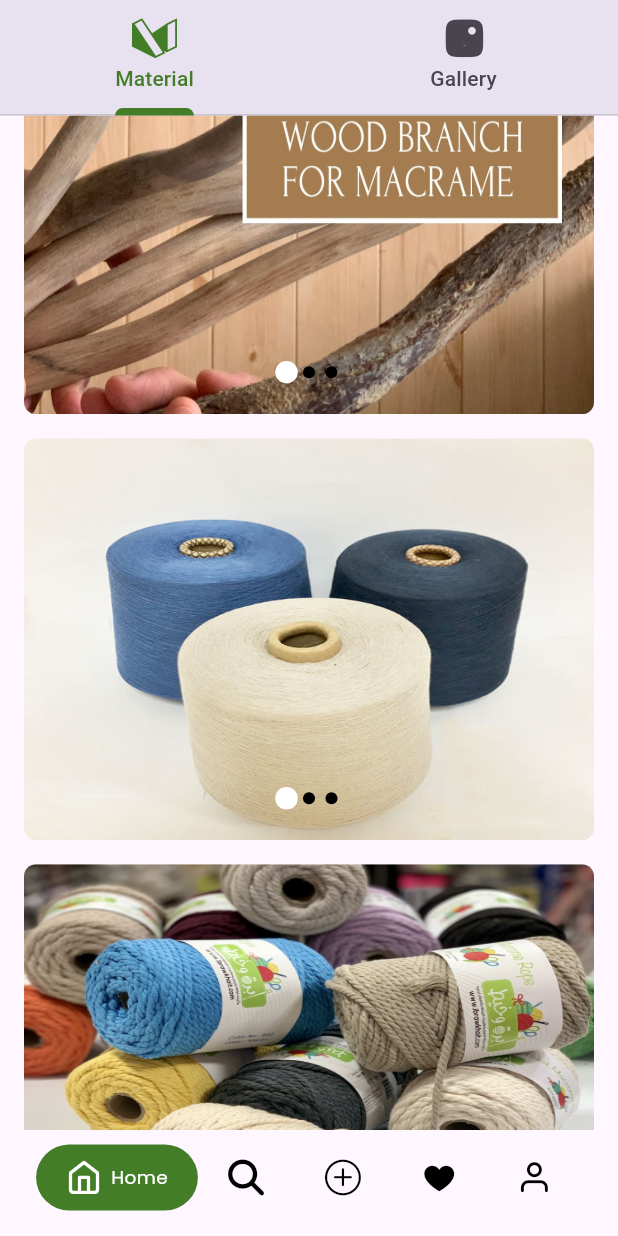
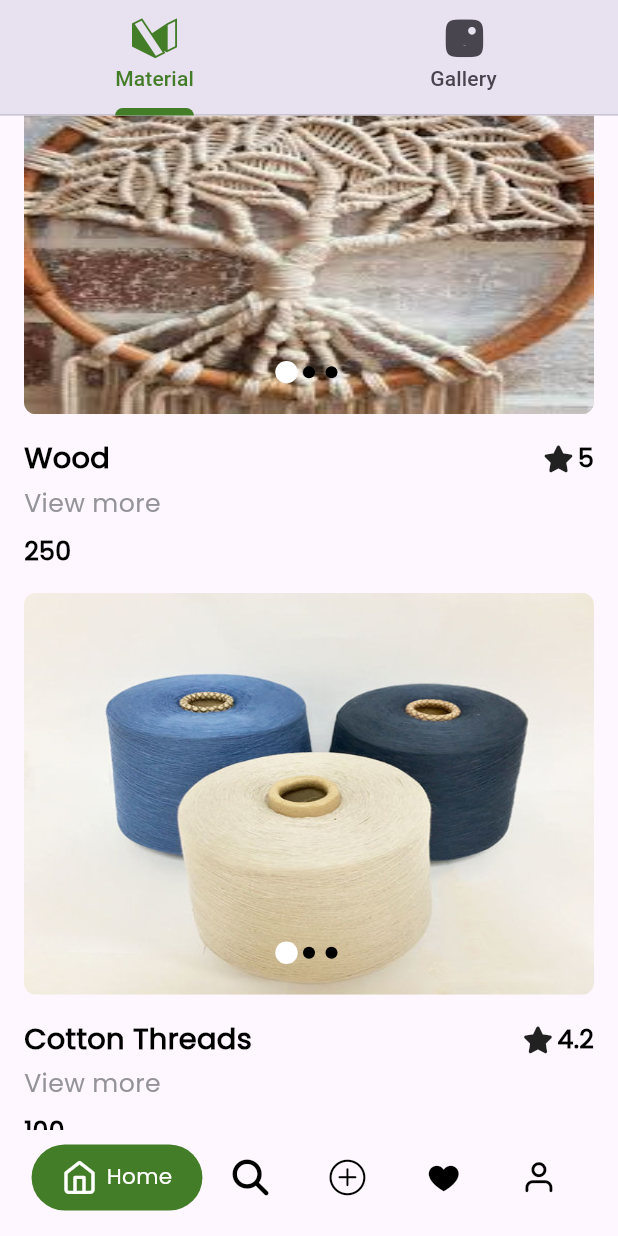
Before and after one commit to Mohamedgamaal16/TEKNOSOFT, a Flutter app: the CustomBottomNavigationBar screen opened by its route, scrolled down 133 dp, on a phone screen of 412 x 824 dp. Run offline on Flutter 3.47's test engine with Material 3 defaults, Android fonts, the phone set to English and light mode, and no system bars; drawn by our look-alikes of google_nav_bar; our stand-ins replace another_carousel_pro, device_preview, dio, font_awesome_flutter, go_router, image_picker and 1 more; accounts and stored records are empty.

Commit message:
ui refactor part 3

```diff
--- a/lib/core/utils/app_styles.dart
+++ b/lib/core/utils/app_styles.dart
@@ -100,7 +100,7 @@ double getResponsiveFontSize(BuildContext context, {required double fontSize}) {
 double getScaleFactor(BuildContext context) {
   double width = MediaQuery.of(context).size.width;
   if (width < 600) {
-    return width / 400;
+    return width / 330;
   } else if (width < 1200) {
     return width / 750;
   } else {
--- a/lib/features/add_post/widgets/submit_buttons.dart
+++ b/lib/features/add_post/widgets/submit_buttons.dart
@@ -21,9 +21,11 @@ class SubmitButtons extends StatelessWidget {
           const Spacer(),
           SizedBox(
             height: MediaQuery.of(context).size.height*.05,
-            child: const CustomButton(
+            child:  CustomButton(
               borderRadius: 8,
+            onPressed: () {
 
+            },
               labelName: 'Create',
             ),
           )
--- a/lib/features/home/presention/widgets/custom_card.dart
+++ b/lib/features/home/presention/widgets/custom_card.dart
@@ -1,29 +1,39 @@
 import 'package:another_carousel_pro/another_carousel_pro.dart';
+import 'package:climb_up/core/utils/app_styles.dart';
+import 'package:climb_up/features/home/presention/widgets/custom_detailes.dart';
+import 'package:climb_up/features/home/presention/widgets/scrollable_pics.dart';
 import 'package:flutter/material.dart';
 
 class CustomCard extends StatelessWidget {
-  const CustomCard({super.key, required this.pics});
+  const CustomCard(
+      {super.key, required this.pics, required this.title, required this.rate, required this.price});
   final List<String> pics;
+  final String title, rate,price;
   @override
   Widget build(BuildContext context) {
-    return AspectRatio(
-      aspectRatio: 343 / 242,
-      child: ClipRRect(
-        borderRadius: BorderRadius.circular(8),
-        child: AnotherCarousel(
-            boxFit: BoxFit.fill,
-            dotBgColor: Colors.transparent,
-            dotColor: Colors.black,
-            dotSize: 8,
-            dotSpacing: 15,
-            autoplay: false,
-            images: List.generate(
-                pics.length,
-                (index) => Image.asset(
-                      pics[index],
-                      fit: BoxFit.fill,
-                    ))),
-      ),
+    return Column(
+      crossAxisAlignment: CrossAxisAlignment.start,
+      children: [
+        ScrolablePics(pics: pics),
+        const SizedBox(
+          height: 16,
+        ),
+        CardDetailes(title: title, rate: rate),
+        const SizedBox(
+          height: 4,
+        ),
+        Text(
+          'View more',
+          style: AppStyles.poppinsStyleRegular14(context).copyWith(color: const Color(0xFF94929A)),
+        ),
+        const SizedBox(
+          height: 8,
+        ),
+        Text(
+          price,
+          style: AppStyles.poppinsStyleBold14(context).copyWith(color: Colors.black),
+        ),
+      ],
     );
   }
 }
--- /dev/null
+++ b/lib/features/home/presention/widgets/custom_detailes.dart
@@ -0,0 +1,36 @@
+import 'package:climb_up/core/utils/app_styles.dart';
+import 'package:flutter/material.dart';
+import 'package:font_awesome_flutter/font_awesome_flutter.dart';
+
+class CardDetailes extends StatelessWidget {
+  const CardDetailes({
+    super.key,
+    required this.title,
+    required this.rate,
+  });
+
+  final String title;
+  final String rate;
+
+  @override
+  Widget build(BuildContext context) {
+    return Row(
+      children: [
+        Text(title,
+            style: AppStyles.poppinsStyleSemiBold16(context)
+                .copyWith(color: Colors.black)),
+        const Spacer(),
+        const Icon(
+          FontAwesomeIcons.solidStar,
+          size: 18,
+        ),
+        const SizedBox(
+          width: 5,
+        ),
+        Text(rate,
+            style: AppStyles.poppinsStyleBold14(context)
+                .copyWith(color: Colors.black))
+      ],
+    );
+  }
+}
--- a/lib/features/home/presention/widgets/material_view.dart
+++ b/lib/features/home/presention/widgets/material_view.dart
@@ -3,11 +3,11 @@ import 'package:flutter/material.dart';
 
 class MaterialView extends StatelessWidget {
   const MaterialView({super.key});
-static List<List<String>> pics = const [
+  static List<List<String>> pics = const [
     [
+      "assets/images/wood/wood1.jpg",
+          "assets/images/wood/wood.jpg",
       "assets/images/wood/maxresdefault.jpg",
-      "assets/images/wood/wood.jpg",
-      "assets/images/wood/wood1.jpg"
     ],
     [
       "assets/images/threads/cottonkh1.jpg",
@@ -58,16 +58,59 @@ static List<List<String>> pics = const [
       "assets/images/mirrors/sqmirror2.jpg"
     ]
   ];
+  static List<String> titles = const [
+    "Wood",
+    "Cotton Threads",
+    "Macrame Threads",
+    "Treko Threads",
+    "Beka Fabric",
+    "Caro Fabric",
+    "Cotton Fabric",
+    "Ketan Fabric",
+    "Stan Fabric",
+    "Rounded Mirrors",
+    "Square Mirrors"
+  ];
+  static List<String> rate = const [
+    "5",
+    "4.2",
+    "3",
+    "5",
+    "3",
+    "4.5",
+    "5",
+    "4.6",
+    "4",
+    "5",
+    "3.5"
+  ];
 
+  static List<String> price = const [
+    "250",
+    "100",
+    "200",
+    "150",
+    "60",
+    "40",
+    "50",
+    "52",
+    "46",
+    "82",
+    "120"
+  ];
   @override
   Widget build(BuildContext context) {
     return ListView.builder(
       itemCount: pics.length,
       itemBuilder: (BuildContext context, int index) {
-        return  Padding(
-          padding: const EdgeInsets.symmetric(vertical:8.0),
-          child: CustomCard(pics: pics[index],)
-        );
+        return Padding(
+            padding: const EdgeInsets.symmetric(vertical: 8.0),
+            child: CustomCard(
+              pics: pics[index],
+              title: titles[index],
+              rate: rate[index],
+              price: price[index],
+            ));
       },
     );
   }
--- /dev/null
+++ b/lib/features/home/presention/widgets/scrollable_pics.dart
@@ -0,0 +1,35 @@
+
+import 'package:another_carousel_pro/another_carousel_pro.dart';
+import 'package:flutter/material.dart';
+
+class ScrolablePics extends StatelessWidget {
+  const ScrolablePics({
+    super.key,
+    required this.pics,
+  });
+
+  final List<String> pics;
+
+  @override
+  Widget build(BuildContext context) {
+    return AspectRatio(
+      aspectRatio: 343 / 242,
+      child: ClipRRect(
+        borderRadius: BorderRadius.circular(8),
+        child: AnotherCarousel(
+            boxFit: BoxFit.fill,
+            dotBgColor: Colors.transparent,
+            dotColor: Colors.black,
+            dotSize: 8,
+            dotSpacing: 15,
+            autoplay: false,
+            images: List.generate(
+                pics.length,
+                (index) => Image.asset(
+                      pics[index],
+                      fit: BoxFit.fill,
+                    ))),
+      ),
+    );
+  }
+}
```
Also changed, not shown: lib/features/add_post/widgets/add_post_view_body.dart (+158 -32 lines), lib/features/home/presention/widgets/product_detailes.dart (added).
